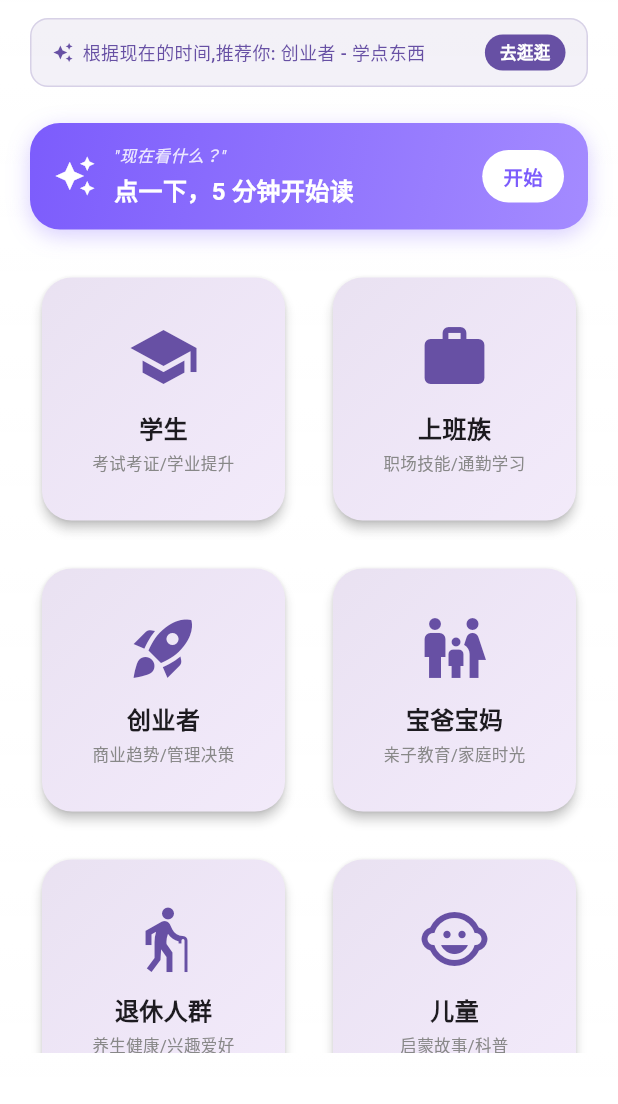
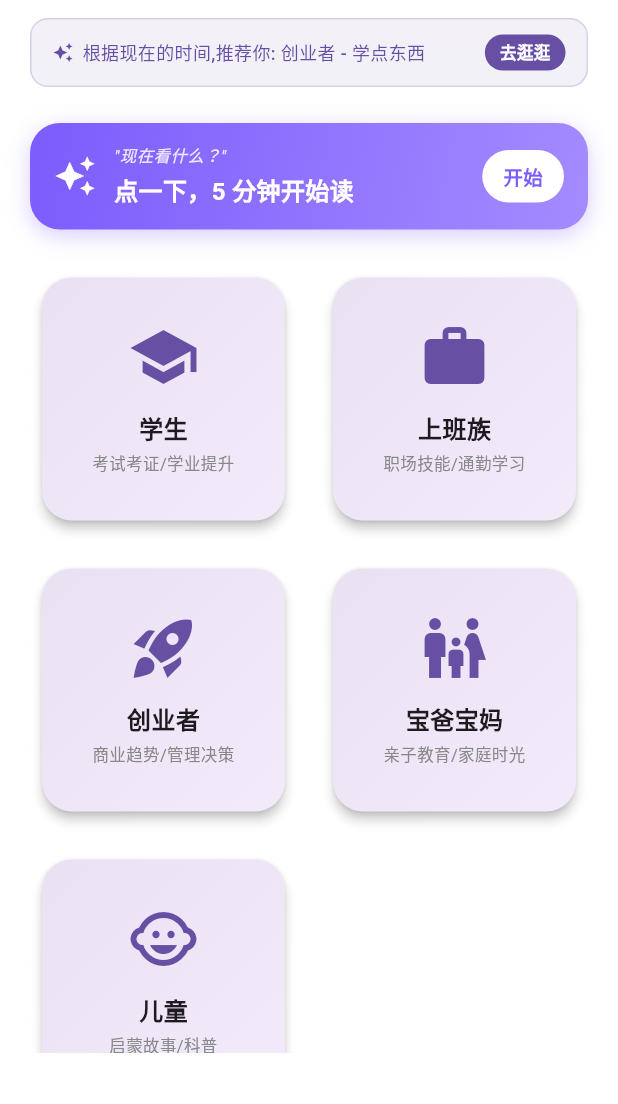
Before and after one commit to Ivan-ban998/fragment_time, a Flutter app: the UserTypeScreen screen opened directly with empty values, on a phone screen of 412 x 824 dp, the part 132-1236 px from its top. Run offline on Flutter 3.47's test engine with Material 3 defaults, Android fonts, the phone set to English and light mode, and no system bars; our stand-ins replace just_audio, shared_preferences; missing offline and left inert: dart:html, dart:js_interop, dart:ui_web; accounts and stored records are empty.

Commit message:
6/24 v4: B 方案完整模式 + 6/23 骨架屏收尾
- user_type_screen: Stateless → Stateful, 5 桶主区 + 1 桶折叠
  - 老人模式默认折叠 (iSeeAllTypes = !isElderlyMode)
  - 非老人默认展开 + 折叠区跟随 isElderlyMode 切换
  - 顶栏老人 toggle 一改 → 折叠状态自动跟随
  - ExpansionTile 包裹'我属于其他人群'(退休人群)
  - 单子选项布局可滚动 (GridView 2/3 列自适应)
- 6/23 骨架屏收尾 (4 处): search/scene_pack/study_group/subscription
  - CircularProgressIndicator → SkeletonLoader
- CONSTITUTION §6 备忘: B 方案 3 个方案对比 + 状态
- 9090 健康, build web --release 0 错, analyze 0 issue

宪法 §6 B 方案完全落地

```diff
--- a/lib/screens/scene_pack_screen.dart
+++ b/lib/screens/scene_pack_screen.dart
@@ -5,6 +5,7 @@ import '../models/models.dart';
 import '../services/local_subscription_service.dart';
 import '../services/news_service.dart';
 import '../theme/app_theme.dart';
+import '../widgets/skeleton.dart';
 import 'content_reader_screen.dart';
 
 class ScenePackScreen extends StatefulWidget {
@@ -56,7 +57,7 @@ class _ScenePackScreenState extends State<ScenePackScreen> {
       body: FutureBuilder<List<ContentItem>>(
         future: _itemsFuture,
         builder: (context, snap) {
-          if (!snap.hasData) return const Center(child: CircularProgressIndicator());
+          if (!snap.hasData) return const CardSkeleton();
           final items = snap.data!;
           return Column(
             children: [
--- a/lib/screens/study_group_screen.dart
+++ b/lib/screens/study_group_screen.dart
@@ -7,6 +7,7 @@ import '../models/study_group.dart';
 import '../services/study_group_service.dart';
 import '../services/handle_service.dart';
 import '../theme/app_theme.dart';
+import '../widgets/skeleton.dart';
 import 'content_reader_screen.dart';
 
 class StudyGroupScreen extends StatefulWidget {
@@ -151,7 +152,7 @@ class _StudyGroupScreenState extends State<StudyGroupScreen> {
         future: _future,
         builder: (context, snap) {
           if (!snap.hasData) {
-            return const Center(child: CircularProgressIndicator());
+            return const CardSkeleton();
           }
           final groups = snap.data!;
           if (groups.isEmpty) {
--- a/lib/screens/user_type_screen.dart
+++ b/lib/screens/user_type_screen.dart
@@ -8,7 +8,7 @@ import '../services/time_aware_recommender.dart';
 import 'scene_screen.dart';
 import 'content_screen.dart';
 
-class UserTypeScreen extends StatelessWidget {
+class UserTypeScreen extends StatefulWidget {
   final dynamic config;
   final bool isInternational;
   final bool isElderlyMode;
@@ -34,12 +34,38 @@ class UserTypeScreen extends StatelessWidget {
     required this.onUserTypeSelected,
   });
 
-  bool get isEn => languageCode == 'en';
-  double get scale => isElderlyMode ? 1.3 : 1.0;
+  @override
+  State<UserTypeScreen> createState() => _UserTypeScreenState();
+}
+
+class _UserTypeScreenState extends State<UserTypeScreen> {
+  // 6/24 B 方案：完整模式 — 5 桶默认 + 老人默认折叠其余桶
+  late bool _showAllTypes;
+
+  @override
+  void initState() {
+    super.initState();
+    // 6/24 B 方案：老人默认折叠，非老人默认展开
+    _showAllTypes = !widget.isElderlyMode;
+  }
+
+  @override
+  void didUpdateWidget(UserTypeScreen oldWidget) {
+    super.didUpdateWidget(oldWidget);
+    // 切换老人模式时同步默认行为
+    if (oldWidget.isElderlyMode != widget.isElderlyMode) {
+      setState(() {
+        _showAllTypes = !widget.isElderlyMode;
+      });
+    }
+  }
+
+  bool get isEn => widget.languageCode == 'en';
+  double get scale => widget.isElderlyMode ? 1.3 : 1.0;
 
   @override
   Widget build(BuildContext context) {
-    final userTypes = isInternational
+    final userTypes = widget.isInternational
         ? [
             UserTypeIntl(UserType.student, 'Student', 'Exam prep & studies'),
             UserTypeIntl(UserType.officeWorker, 'Office Worker', 'Career & commute'),
@@ -57,15 +83,25 @@ class UserTypeScreen extends StatelessWidget {
             UserTypeIntl(UserType.child, '儿童', '启蒙故事/科普'),
           ];
 
-    final titleText = isInternational
+    // 6/24 B 方案：前 5 桶（学生/上班族/创业者/宝爸宝妈/儿童）默认显，退休人群折叠到"其他"
+    final primaryTypes = widget.isInternational
+        ? [userTypes[0], userTypes[1], userTypes[2], userTypes[3], userTypes[5]] // student/office/entrepreneur/parent/child
+        : [userTypes[0], userTypes[1], userTypes[2], userTypes[3], userTypes[5]];
+    final moreTypes = [userTypes[4]]; // senior
+
+    final titleText = widget.isInternational
         ? '碎片时间'
         : '碎片时间';
 
     final subtitleText = isEn
-        ? 'Select your identity to find content for you'
-        : '选择你的身份，找到适合你的碎片时间内容';
+        ? (widget.isElderlyMode
+            ? 'Tap your identity to start'
+            : 'Select your identity to find content for you')
+        : (widget.isElderlyMode
+            ? '点一下你的身份开始'
+            : '选择你的身份，找到适合你的碎片时间内容');
 
-    final copyrightFooter = config.copyrightFooter as String;
+    final copyrightFooter = widget.config.copyrightFooter as String;
 
     // 6/14 v5.4: 选角色页背景加白叠 (跟 content 一致, 不闷)
     return Container(
@@ -94,7 +130,7 @@ class UserTypeScreen extends StatelessWidget {
                   ),
                   // Language toggle
                   GestureDetector(
-                    onTap: onToggleLanguage,
+                    onTap: widget.onToggleLanguage,
                     child: Container(
                       padding: EdgeInsets.symmetric(horizontal: 10 * scale, vertical: 6 * scale),
                       decoration: BoxDecoration(
@@ -121,11 +157,11 @@ class UserTypeScreen extends StatelessWidget {
                   SizedBox(width: 8 * scale),
                   // International toggle
                   GestureDetector(
-                    onTap: onToggleInternational,
+                    onTap: widget.onToggleInternational,
                     child: Container(
                       padding: EdgeInsets.symmetric(horizontal: 10 * scale, vertical: 6 * scale),
                       decoration: BoxDecoration(
-                        color: isInternational ? AppTheme.primary : Colors.grey[300],
+                        color: widget.isInternational ? AppTheme.primary : Colors.grey[300],
                         borderRadius: BorderRadius.circular(16),
                       ),
                       child: Row(
@@ -134,15 +170,15 @@ class UserTypeScreen extends StatelessWidget {
                           Icon(
                             Icons.public,
                             size: 16 * scale,
-                            color: isInternational ? Colors.white : Colors.grey[600],
+                            color: widget.isInternational ? Colors.white : Colors.grey[600],
                           ),
                           SizedBox(width: 4),
                           Text(
-                            isInternational ? 'INTL' : 'CN',
+                            widget.isInternational ? 'INTL' : 'CN',
                             style: TextStyle(
                               fontSize: 12 * scale,
                               fontWeight: FontWeight.w600,
-                              color: isInternational ? Colors.white : Colors.grey[700],
+                              color: widget.isInternational ? Colors.white : Colors.grey[700],
                             ),
                           ),
                         ],
@@ -152,17 +188,17 @@ class UserTypeScreen extends StatelessWidget {
                   SizedBox(width: 8 * scale),
                   // Elderly mode toggle
                   GestureDetector(
-                    onTap: onToggleElderlyMode,
+                    onTap: widget.onToggleElderlyMode,
                     child: Container(
                       padding: EdgeInsets.all(6 * scale),
                       decoration: BoxDecoration(
-                        color: isElderlyMode ? Colors.orange : Colors.grey[300],
+                        color: widget.isElderlyMode ? Colors.orange : Colors.grey[300],
                         shape: BoxShape.circle,
                       ),
                       child: Icon(
                         Icons.elderly,
                         size: 16 * scale,
-                        color: isElderlyMode ? Colors.white : Colors.grey[600],
+                        color: widget.isElderlyMode ? Colors.white : Colors.grey[600],
                       ),
                     ),
                   ),
@@ -206,16 +242,16 @@ class UserTypeScreen extends StatelessWidget {
                           AnalyticsService.EVT_USER_TYPE_SELECT,
                           props: {'userType': rec.userType.name, 'source': 'time_recommend_banner'},
                         );
-                        onUserTypeSelected(rec.userType);
+                        widget.onUserTypeSelected(rec.userType);
                         // 6/23 fix: 跟 _TodayPickCard 一致，跳到 SceneScreen — 之前没跳所以点不开
                         Navigator.push(
                           context,
                           MaterialPageRoute(
                             builder: (_) => SceneScreen(
                               userType: rec.userType,
-                              isInternational: isInternational,
-                              isElderlyMode: isElderlyMode,
-                              languageCode: languageCode,
+                              isInternational: widget.isInternational,
+                              isElderlyMode: widget.isElderlyMode,
+                              languageCode: widget.languageCode,
                             ),
                           ),
                         );
@@ -241,18 +277,18 @@ class UserTypeScreen extends StatelessWidget {
                 scale: scale,
                 isEn: isEn,
                 onTap: () {
-                  final type = selectedUserType ?? UserType.student;
+                  final type = widget.selectedUserType ?? UserType.student;
                   AnalyticsService.instance.track(AnalyticsService.EVT_USER_TYPE_SELECT,
                       props: {'userType': type.name, 'source': 'today_pick'});
-                  onUserTypeSelected(type);
+                  widget.onUserTypeSelected(type);
                   Navigator.push(
                     context,
                     MaterialPageRoute(
                       builder: (_) => SceneScreen(
                         userType: type,
-                        isInternational: isInternational,
-                        isElderlyMode: isElderlyMode,
-                        languageCode: languageCode,
+                        isInternational: widget.isInternational,
+                        isElderlyMode: widget.isElderlyMode,
+                        languageCode: widget.languageCode,
                       ),
                     ),
                   );
@@ -263,7 +299,7 @@ class UserTypeScreen extends StatelessWidget {
               _InProgressRow(scale: scale, isEn: isEn),
               SizedBox(height: 12 * scale),
               // Streak message + greeting
-              if (streakMessage.isNotEmpty) ...[
+              if (widget.streakMessage.isNotEmpty) ...[
                 Center(
                   child: Container(
                     padding: EdgeInsets.symmetric(horizontal: 16 * scale, vertical: 8 * scale),
@@ -280,7 +316,7 @@ class UserTypeScreen extends StatelessWidget {
                         ),
                         SizedBox(width: 8 * scale),
                         Text(
-                          streakMessage,
+                          widget.streakMessage,
                           style: TextStyle(fontSize: 13 * scale, color: AppTheme.primary, fontWeight: FontWeight.w600),
                         ),
                       ],
@@ -289,23 +325,30 @@ class UserTypeScreen extends StatelessWidget {
                 ),
                 SizedBox(height: 8 * scale),
               ],
-              // 6/15 改: 屏宽 ≥480 用 3 列 (扁卡) 否则 2 列 (方卡), 一页显示全
+              // 6/24 B 方案：5 桶主区 + 1 桶折叠（老人模式默认折叠，老人以外默认展开）
               Expanded(
-                child: LayoutBuilder(
+                child: SingleChildScrollView(
+                  child: Column(
+                    crossAxisAlignment: CrossAxisAlignment.start,
+                    children: [
+                      // 5 桶主区
+                      LayoutBuilder(
                         builder: (context, constraints) {
                           final w = constraints.maxWidth;
                           final cols = w >= 480 ? 3 : 2;
                           return GridView.builder(
+                            shrinkWrap: true,
+                            physics: const NeverScrollableScrollPhysics(),
                             gridDelegate: SliverGridDelegateWithFixedCrossAxisCount(
                               crossAxisCount: cols,
                               mainAxisSpacing: 16 * scale,
                               crossAxisSpacing: 16 * scale,
                               childAspectRatio: cols == 3 ? 1.4 : 1.0,
                             ),
-                      itemCount: userTypes.length,
+                            itemCount: primaryTypes.length,
                             itemBuilder: (context, index) {
-                        final ut = userTypes[index];
-                        final isSelected = selectedUserType == ut.type;
+                              final ut = primaryTypes[index];
+                              final isSelected = widget.selectedUserType == ut.type;
                               return _UserTypeCard(
                                 userType: ut,
                                 scale: scale,
@@ -313,15 +356,15 @@ class UserTypeScreen extends StatelessWidget {
                                 onTap: () {
                                   AnalyticsService.instance.track(AnalyticsService.EVT_USER_TYPE_SELECT,
                                       props: {'userType': ut.type.name});
-                            onUserTypeSelected(ut.type);
+                                  widget.onUserTypeSelected(ut.type);
                                   Navigator.push(
                                     context,
                                     MaterialPageRoute(
                                       builder: (_) => SceneScreen(
                                         userType: ut.type,
-                                  isInternational: isInternational,
-                                  isElderlyMode: isElderlyMode,
-                                  languageCode: languageCode,
+                                        isInternational: widget.isInternational,
+                                        isElderlyMode: widget.isElderlyMode,
+                                        languageCode: widget.languageCode,
                                       ),
                                     ),
                                   );
@@ -330,6 +373,59 @@ class UserTypeScreen extends StatelessWidget {
                             },
                           );
                         },
+                      ),
+                      SizedBox(height: 8 * scale),
+                      // 6/24 B 方案：折叠"其他人群"区 — ExpansionTile
+                      Theme(
+                        data: Theme.of(context).copyWith(dividerColor: Colors.transparent),
+                        child: ExpansionTile(
+                          initiallyExpanded: _showAllTypes,
+                          onExpansionChanged: (expanded) {
+                            setState(() => _showAllTypes = expanded);
+                          },
+                          tilePadding: EdgeInsets.symmetric(horizontal: 4 * scale),
+                          leading: Icon(Icons.expand_more, color: AppTheme.textLight, size: 20 * scale),
+                          title: Text(
+                            isEn
+                                ? (_showAllTypes ? 'Hide other identities' : 'More identities')
+                                : (_showAllTypes ? '收起其他人群' : '我属于其他人群'),
+                            style: TextStyle(
+                              fontSize: 13 * scale,
+                              color: AppTheme.textLight,
+                              fontWeight: FontWeight.w500,
+                            ),
+                          ),
+                          children: moreTypes.map((ut) {
+                            final isSelected = widget.selectedUserType == ut.type;
+                            return Padding(
+                              padding: EdgeInsets.only(bottom: 12 * scale),
+                              child: _UserTypeCard(
+                                userType: ut,
+                                scale: scale,
+                                isSelected: isSelected,
+                                onTap: () {
+                                  AnalyticsService.instance.track(AnalyticsService.EVT_USER_TYPE_SELECT,
+                                      props: {'userType': ut.type.name});
+                                  widget.onUserTypeSelected(ut.type);
+                                  Navigator.push(
+                                    context,
+                                    MaterialPageRoute(
+                                      builder: (_) => SceneScreen(
+                                        userType: ut.type,
+                                        isInternational: widget.isInternational,
+                                        isElderlyMode: widget.isElderlyMode,
+                                        languageCode: widget.languageCode,
+                                      ),
+                                    ),
+                                  );
+                                },
+                              ),
+                            );
+                          }).toList(),
+                        ),
+                      ),
+                    ],
+                  ),
                 ),
               ),
 
```
Also changed, not shown: lib/screens/search_screen.dart (+7 -8 lines), lib/screens/subscription_screen.dart (+10 -1 lines), 1 other file. Lines whose indentation alone changed are shown as unchanged.
